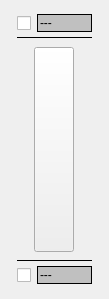
TobiasSchof/KPIC, file GUIs/Viewer/resources/gradient_sel.ui: the form before one commit.
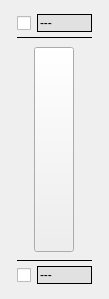
The form after the commit. Custom widgets are drawn as their Qt base class.

Patch:
```diff
--- a/GUIs/Viewer/resources/gradient_sel.ui
+++ b/GUIs/Viewer/resources/gradient_sel.ui
@@ -121,7 +121,7 @@
 }
 QLineEdit:!enabled{
 	border: 1px solid black;
-	background-color: rgba(0, 0, 0, 50);
+	background-color: rgba(0, 0, 0, 15);
 	color: black;
 }</string>
         </property>
@@ -222,7 +222,7 @@
 }
 QLineEdit:!enabled{
 	border: 1px solid black;
-	background-color: rgba(0, 0, 0, 50);
+	background-color: rgba(0, 0, 0, 15);
 	color: black;
 }</string>
         </property>
```
